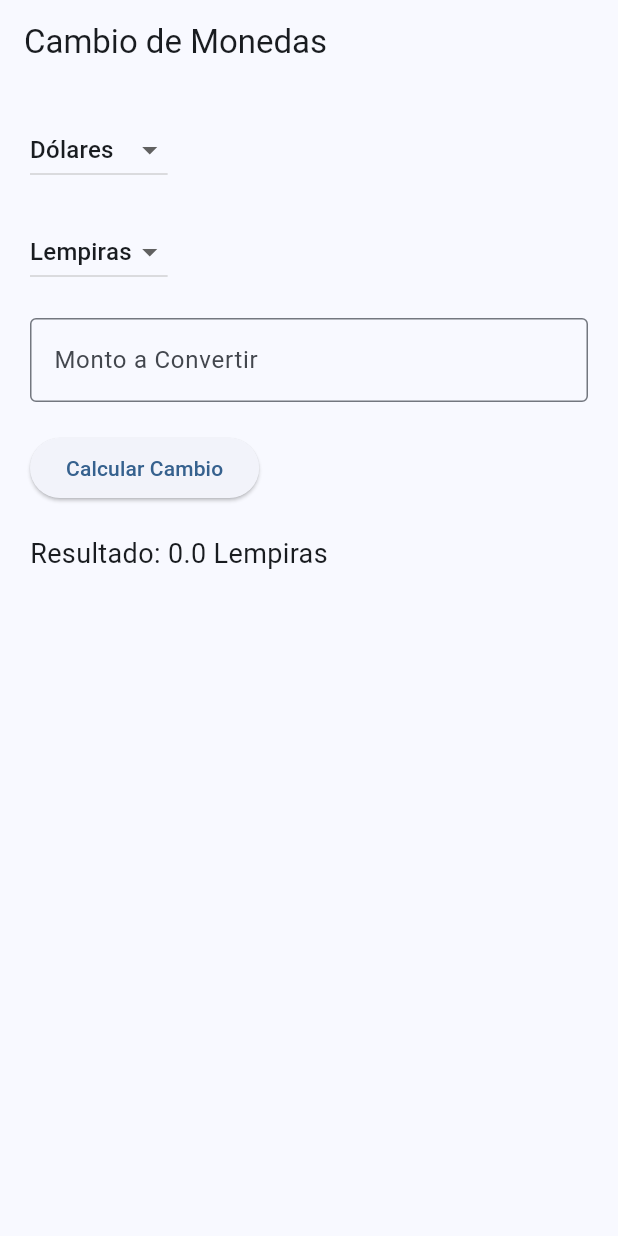
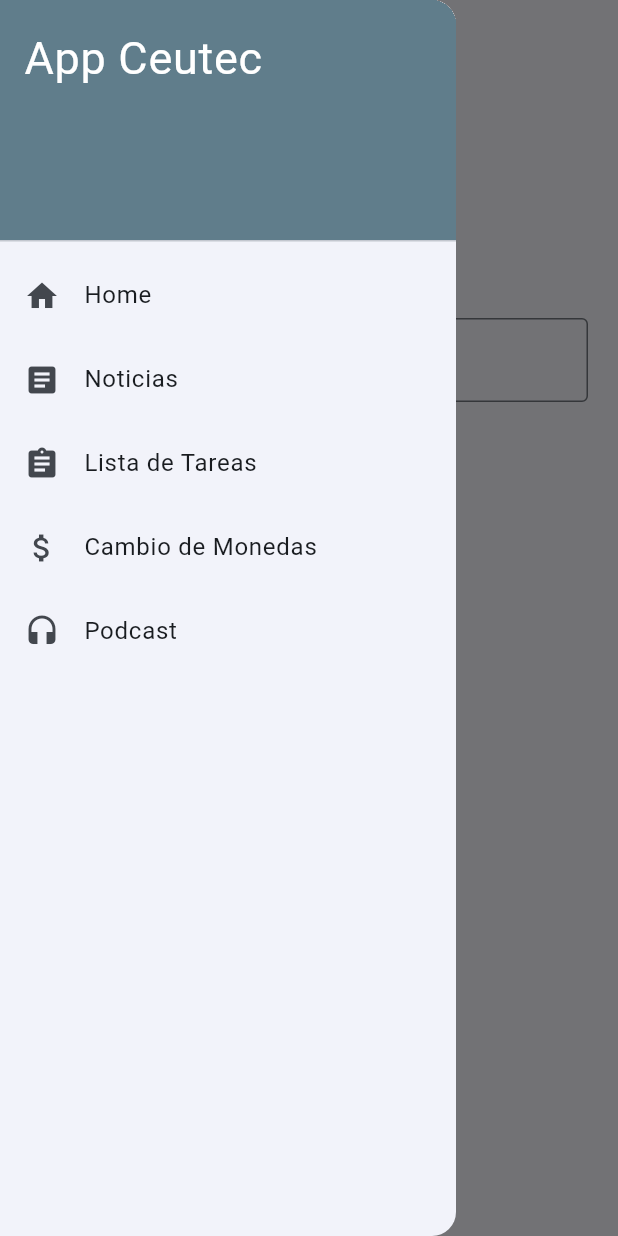
Before and after one commit to Csandoval-dev/Laboratorio1_Programovil, a Flutter app: the CambioMonedasScreen screen opened by its route, with the side drawer open (before the commit the screen has no drawer), on a phone screen of 412 x 824 dp. Run offline on Flutter 3.47's test engine with Material 3 defaults, Android fonts, the phone set to English and light mode, and no system bars; our stand-ins replace go_router.

Commit message:
Podcast y Divisas Screen

```diff
--- a/lib/presentation/screens/screens/divisas/divisas_screen.dart
+++ b/lib/presentation/screens/screens/divisas/divisas_screen.dart
@@ -1,4 +1,5 @@
 import 'package:flutter/material.dart';
+import 'package:flutter_laboratorio1_programovil/presentation/screens/screens/home/widgets/menu_drawer.dart';
 
 class CambioMonedasScreen extends StatefulWidget {
   const CambioMonedasScreen({Key? key}) : super(key: key);
@@ -13,12 +14,22 @@ class _CambioMonedasScreenState extends State<CambioMonedasScreen> {
   double _amount = 0.0;
   double _convertedAmount = 0.0;
 
+  // Tasas de cambio de ejemplo
+  final Map<String, double> _exchangeRates = {
+    'Dólares-Lempiras': 24.5,
+    'Dólares-Euros': 0.82,
+    'Euros-Lempiras': 29.86,
+    'Euros-Dólares': 1.22,
+    'Lempiras-Dólares': 0.041,
+    'Lempiras-Euros': 0.034
+  };
+
   void _convertCurrency() {
-    // Aquí implementa la lógica para calcular el cambio de moneda
-    // Utiliza tasas de cambio o algoritmos de conversión apropiados
-    // Por ahora, simplemente asignamos un valor de ejemplo al resultado
+    // Verificar la tasa de cambio seleccionada y calcular el monto convertido
     setState(() {
-      _convertedAmount = _amount * 24.5; // Tasa de cambio de dólar a lempira
+      final exchangeRateKey = '$_fromCurrency-$_toCurrency';
+      final exchangeRate = _exchangeRates[exchangeRateKey];
+      _convertedAmount = _amount * exchangeRate!;
     });
   }
 
@@ -28,6 +39,7 @@ class _CambioMonedasScreenState extends State<CambioMonedasScreen> {
       appBar: AppBar(
         title: const Text('Cambio de Monedas'),
       ),
+      drawer: const MenuDrawer(), // Agregar el MenuDrawer como el drawer
       body: Padding(
         padding: const EdgeInsets.all(20.0),
         child: Column(
--- a/lib/presentation/screens/screens/home/widgets/menu_drawer.dart
+++ b/lib/presentation/screens/screens/home/widgets/menu_drawer.dart
@@ -12,13 +12,13 @@ class MenuDrawer extends StatelessWidget {
         children: <Widget>[
           const DrawerHeader(
             decoration: BoxDecoration(
-              color: Colors.blue,
+              color: Colors.blueGrey,
             ),
             child: Text(
               'App Ceutec',
               style: TextStyle(
-                color: Colors.red,
-                fontSize: 24,
+                color: Colors.white,
+                fontSize: 30,
               ),
             ),
           ),
```
Also changed, not shown: lib/presentation/screens/screens/home/home_screen.dart (+5 -3 lines), lib/presentation/screens/screens/podcast_screen.dart (+19 -3 lines).
